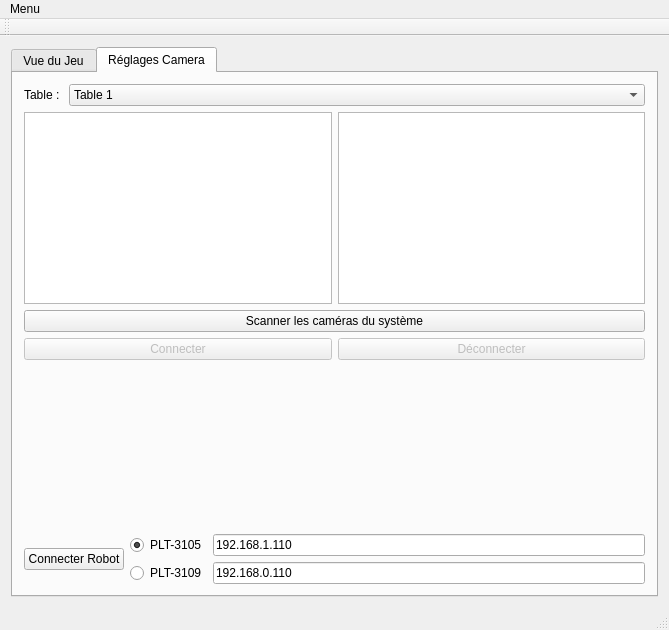
Old version of the form OpenCV_test/mainwindow.ui in the repository simonbeaudoin0935/Design3.
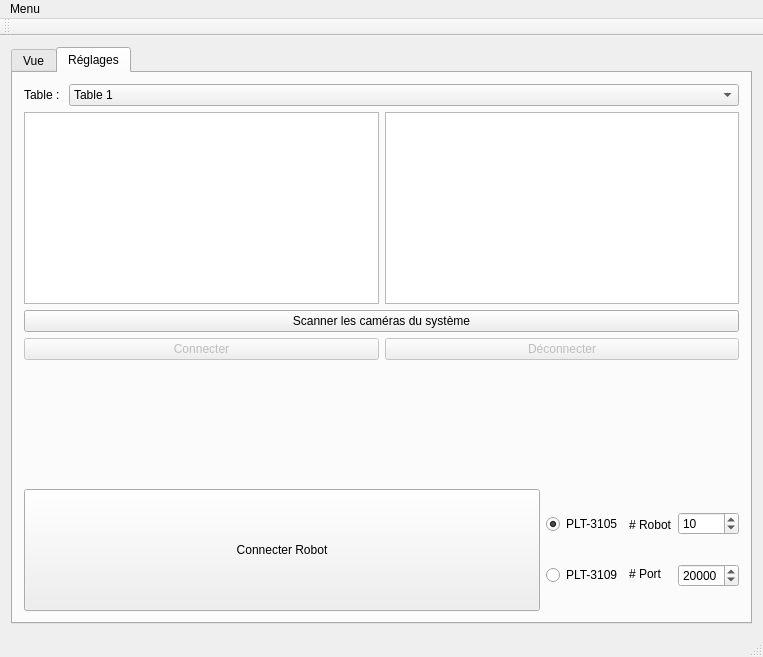
New version of the form. The open tabs and pages were chosen to show the change.

Commit message: avancement de la station de base: ajout de gestion d'erreur et de deconnection de la camera et du robot

The edit to the form file:
```diff
--- a/OpenCV_test/mainwindow.ui
+++ b/OpenCV_test/mainwindow.ui
@@ -6,8 +6,8 @@
    <rect>
     <x>0</x>
     <y>0</y>
-    <width>669</width>
-    <height>630</height>
+    <width>763</width>
+    <height>657</height>
    </rect>
   </property>
   <property name="windowTitle">
@@ -22,7 +22,7 @@
       </property>
       <widget class="QWidget" name="tab_View">
        <attribute name="title">
-        <string>Vue du Jeu</string>
+        <string>Vue</string>
        </attribute>
        <layout class="QVBoxLayout" name="verticalLayout_2">
         <item>
@@ -65,6 +65,80 @@
             </item>
            </layout>
           </item>
+          <item>
+           <layout class="QHBoxLayout" name="horizontalLayout_5">
+            <item>
+             <widget class="QLabel" name="label_5">
+              <property name="text">
+               <string>Afficher : </string>
+              </property>
+             </widget>
+            </item>
+            <item>
+             <widget class="QCheckBox" name="checkBox">
+              <property name="text">
+               <string>Table</string>
+              </property>
+             </widget>
+            </item>
+            <item>
+             <widget class="QCheckBox" name="checkBox_2">
+              <property name="text">
+               <string>Zone</string>
+              </property>
+             </widget>
+            </item>
+            <item>
+             <widget class="QCheckBox" name="checkBox_3">
+              <property name="text">
+               <string>Robot</string>
+              </property>
+             </widget>
+            </item>
+            <item>
+             <widget class="QCheckBox" name="checkBox_4">
+              <property name="text">
+               <string>1</string>
+              </property>
+             </widget>
+            </item>
+            <item>
+             <widget class="QCheckBox" name="checkBox_5">
+              <property name="text">
+               <string>2</string>
+              </property>
+             </widget>
+            </item>
+            <item>
+             <widget class="QCheckBox" name="checkBox_6">
+              <property name="text">
+               <string>3</string>
+              </property>
+             </widget>
+            </item>
+            <item>
+             <widget class="QCheckBox" name="checkBox_7">
+              <property name="text">
+               <string>4</string>
+              </property>
+             </widget>
+            </item>
+            <item>
+             <widget class="QCheckBox" name="checkBox_8">
+              <property name="text">
+               <string>5</string>
+              </property>
+             </widget>
+            </item>
+            <item>
+             <widget class="QCheckBox" name="checkBox_9">
+              <property name="text">
+               <string>6</string>
+              </property>
+             </widget>
+            </item>
+           </layout>
+          </item>
           <item>
            <widget class="QLabel" name="label_Computed_Image">
             <property name="text">
@@ -78,9 +152,9 @@
       </widget>
       <widget class="QWidget" name="tab_Camera_Settings">
        <attribute name="title">
-        <string>Réglages Camera</string>
+        <string>Réglages</string>
        </attribute>
-       <layout class="QVBoxLayout" name="verticalLayout_6">
+       <layout class="QVBoxLayout" name="verticalLayout_8">
         <item>
          <layout class="QVBoxLayout" name="verticalLayout_3">
           <item>
@@ -191,7 +265,13 @@
           <item>
            <layout class="QHBoxLayout" name="horizontalLayout_4">
             <item>
-             <widget class="QPushButton" name="pushButton">
+             <widget class="QPushButton" name="pushButton_Connect_Robot">
+              <property name="sizePolicy">
+               <sizepolicy hsizetype="Expanding" vsizetype="Expanding">
+                <horstretch>0</horstretch>
+                <verstretch>0</verstretch>
+               </sizepolicy>
+              </property>
               <property name="text">
                <string>Connecter Robot</string>
               </property>
@@ -200,43 +280,84 @@
             <item>
              <layout class="QVBoxLayout" name="verticalLayout_5">
               <item>
-               <layout class="QHBoxLayout" name="horizontalLayout_5">
-                <item>
-                 <widget class="QRadioButton" name="radioButton">
-                  <property name="text">
-                   <string>PLT-3105</string>
-                  </property>
-                  <property name="checked">
-                   <bool>true</bool>
-                  </property>
-                 </widget>
-                </item>
-                <item>
-                 <widget class="QLineEdit" name="lineEdit">
-                  <property name="text">
-                   <string>192.168.1.110</string>
-                  </property>
-                 </widget>
-                </item>
-               </layout>
+               <widget class="QRadioButton" name="radioButton_PLT_3105">
+                <property name="text">
+                 <string>PLT-3105</string>
+                </property>
+                <property name="checked">
+                 <bool>true</bool>
+                </property>
+                <attribute name="buttonGroup">
+                 <string notr="true">buttonGroup</string>
+                </attribute>
+               </widget>
               </item>
               <item>
-               <layout class="QHBoxLayout" name="horizontalLayout_6">
-                <item>
-                 <widget class="QRadioButton" name="radioButton_2">
-                  <property name="text">
-                   <string>PLT-3109</string>
-                  </property>
-                 </widget>
-                </item>
-                <item>
-                 <widget class="QLineEdit" name="lineEdit_2">
-                  <property name="text">
-                   <string>192.168.0.110</string>
-                  </property>
-                 </widget>
-                </item>
-               </layout>
+               <widget class="QRadioButton" name="radioButton_PLT_3109">
+                <property name="text">
+                 <string>PLT-3109</string>
+                </property>
+                <attribute name="buttonGroup">
+                 <string notr="true">buttonGroup</string>
+                </attribute>
+               </widget>
+              </item>
+             </layout>
+            </item>
+            <item>
+             <layout class="QVBoxLayout" name="verticalLayout_6">
+              <item>
+               <widget class="QLabel" name="label_3">
+                <property name="sizePolicy">
+                 <sizepolicy hsizetype="Minimum" vsizetype="Fixed">
+                  <horstretch>0</horstretch>
+                  <verstretch>0</verstretch>
+                 </sizepolicy>
+                </property>
+                <property name="text">
+                 <string># Robot</string>
+                </property>
+               </widget>
+              </item>
+              <item>
+               <widget class="QLabel" name="label_4">
+                <property name="sizePolicy">
+                 <sizepolicy hsizetype="Minimum" vsizetype="Fixed">
+                  <horstretch>0</horstretch>
+                  <verstretch>0</verstretch>
+                 </sizepolicy>
+                </property>
+                <property name="text">
+                 <string># Port</string>
+                </property>
+               </widget>
+              </item>
+             </layout>
+            </item>
+            <item>
+             <layout class="QVBoxLayout" name="verticalLayout_7">
+              <item>
+               <widget class="QSpinBox" name="spinBox_Robot_Number">
+                <property name="minimum">
+                 <number>1</number>
+                </property>
+                <property name="maximum">
+                 <number>20</number>
+                </property>
+                <property name="value">
+                 <number>10</number>
+                </property>
+               </widget>
+              </item>
+              <item>
+               <widget class="QSpinBox" name="spinBox_Robot_Port">
+                <property name="maximum">
+                 <number>65535</number>
+                </property>
+                <property name="value">
+                 <number>20000</number>
+                </property>
+               </widget>
               </item>
              </layout>
             </item>
@@ -255,7 +376,7 @@
     <rect>
      <x>0</x>
      <y>0</y>
-     <width>669</width>
+     <width>763</width>
      <height>22</height>
     </rect>
    </property>
```
Left out of the diff: 15 changed lines with no effect on the pictures. The commit also changes 22 other files.
